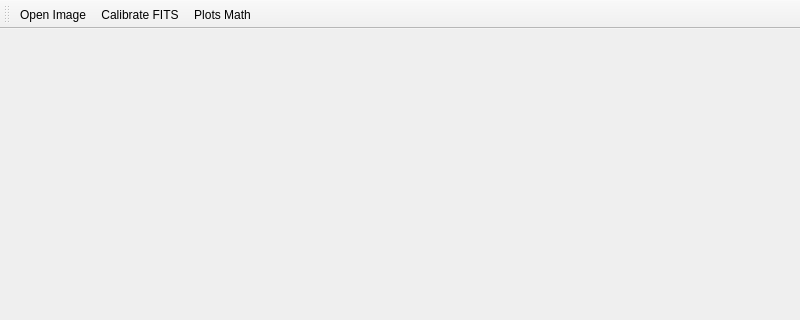
Before: the Qt Designer form pyspectrum_main_window.ui in GuLinux/PySpectrum, drawn with Qt 5; both pictures show x 0 to 800 and y 0 to 320 of the 800 by 600 pixel window.
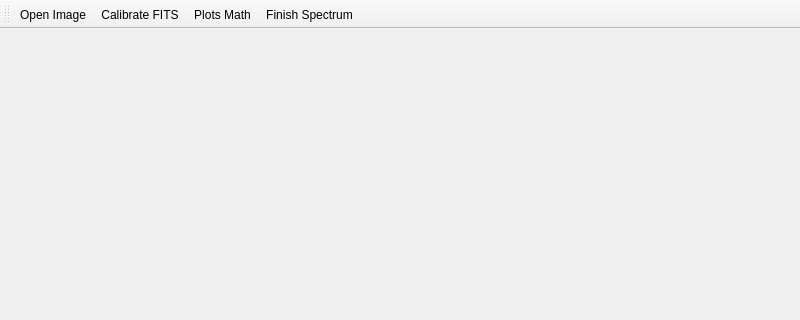
After: the same form once the commit is applied. Icons and pictures are not drawn.

```diff
--- a/pyspectrum_main_window.ui
+++ b/pyspectrum_main_window.ui
@@ -40,6 +40,7 @@
    <addaction name="actionOpen_Image"/>
    <addaction name="actionCalibrate_FITS"/>
    <addaction name="actionPlots_Math"/>
+   <addaction name="actionFinish_Spectrum"/>
   </widget>
   <action name="actionOpen_Image">
    <property name="icon">
@@ -70,6 +71,11 @@
     <string>Plots Math</string>
    </property>
   </action>
+  <action name="actionFinish_Spectrum">
+   <property name="text">
+    <string>Finish Spectrum</string>
+   </property>
+  </action>
  </widget>
  <resources/>
  <connections/>
```
